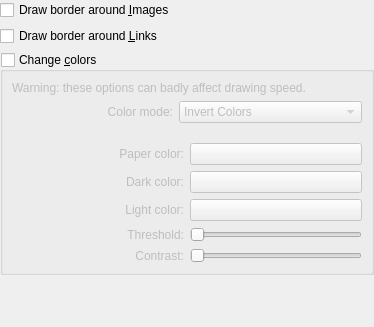
This is conf/dlgaccessibilitybase.ui in KDE/okular as Qt 5 draws it before an edit. The edited form follows.
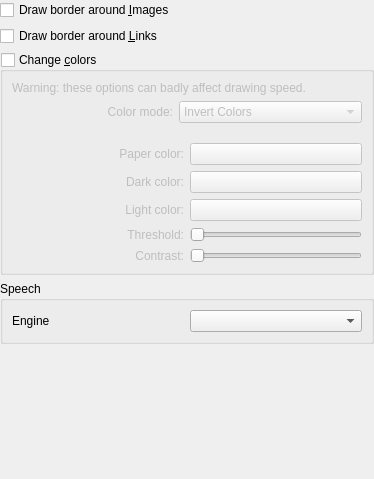
This is the edited form. Custom widgets are drawn as their Qt base class.

Commit message:
Add user okular user setting for which QtSpeech engine to use.
Default to speechd tts engine, but allow other choices from
okular settings.
Also add combobox to allow selecting the tts engine from config
dialog.

TODO: Change/update tts object when setting is changed.

The edit to the form file:
```diff
--- a/conf/dlgaccessibilitybase.ui
+++ b/conf/dlgaccessibilitybase.ui
@@ -6,7 +6,7 @@
     <x>0</x>
     <y>0</y>
     <width>374</width>
-    <height>327</height>
+    <height>479</height>
    </rect>
   </property>
   <layout class="QVBoxLayout" >
@@ -351,6 +351,25 @@
      </layout>
     </widget>
    </item>
+   <item>
+    <widget class="QGroupBox" name="speechBox" >
+     <property name="title" >
+      <string>Speech</string>
+     </property>
+     <layout class="QGridLayout" name="gridLayout" >
+      <item row="0" column="0" >
+       <widget class="QLabel" name="label_2" >
+        <property name="text" >
+         <string>Engine</string>
+        </property>
+       </widget>
+      </item>
+      <item row="0" column="1" >
+       <widget class="QComboBox" name="kcfg_ttsEngine" />
+      </item>
+     </layout>
+    </widget>
+   </item>
    <item>
     <spacer>
      <property name="orientation" >
```
The commit also changes 3 other files.
